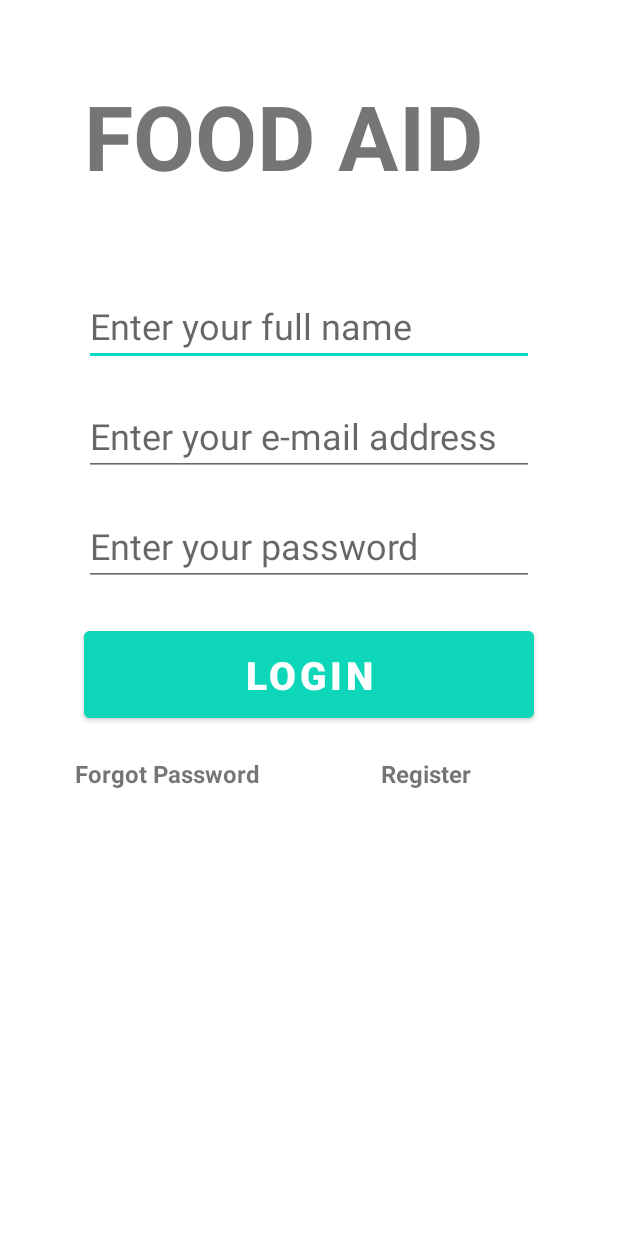
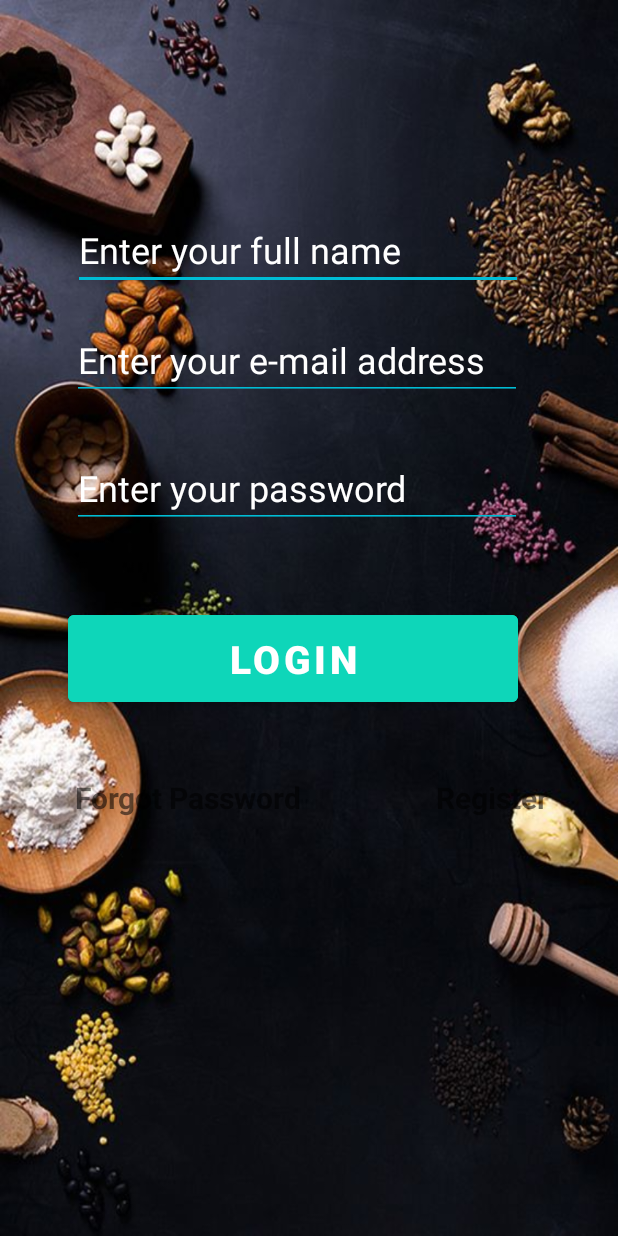
Before and after one commit to bridgethom-99/Food_Wastage_Management, an Android app: the screen it shows after launch (MainActivity), on a phone screen of 412 x 824 dp. Run offline under Robolectric (Android 15) with nearby library versions, the phone set to English and light mode, and no system bars; our stand-ins replace Firebase (no records; nobody signed in at launch, a user with empty details on screens opened directly).

Commit message:
main activity

```diff
--- a/app/src/main/res/layout/activity_main.xml
+++ b/app/src/main/res/layout/activity_main.xml
@@ -4,103 +4,140 @@
     xmlns:tools="http://schemas.android.com/tools"
     android:layout_width="match_parent"
     android:layout_height="match_parent"
+    android:background="@drawable/back3"
     tools:context=".MainActivity">
 
-    <TextView
-        android:id="@+id/banner"
+
+    <EditText
+        android:id="@+id/txt_fullName"
         android:layout_width="300dp"
         android:layout_height="wrap_content"
-        android:layout_marginTop="50dp"
-        android:text="@string/food_aid"
-        android:textAlignment="gravity"
-        android:textSize="60sp"
-        android:textStyle="bold"
+        android:ems="20"
+        android:hint="@string/enter_your_full_name"
+        android:inputType="text"
+        android:backgroundTint="@color/purple_500"
+        android:textColorHint="@color/white"
 
-
-
+        android:paddingTop="150dp"
+        android:textColor="#FFFFFF"
+        android:textSize="24sp"
+        app:layout_constraintHorizontal_bias="0.434"
         app:layout_constraintLeft_toLeftOf="parent"
         app:layout_constraintRight_toRightOf="parent"
-        app:layout_constraintTop_toTopOf="parent" />
+        tools:layout_editor_absoluteY="155dp">
+
+    </EditText>
 
     <EditText
-        android:id="@+id/fullName"
+        android:id="@+id/txt_email"
         android:layout_width="300dp"
         android:layout_height="wrap_content"
-        android:layout_marginTop="60dp"
-        android:ems="10"
-        android:hint="@string/enter_your_full_name"
+        android:backgroundTint="@color/purple_500"
 
-        android:inputType="text"
-        android:textSize="24sp"
-        app:layout_constraintLeft_toLeftOf="parent"
-        app:layout_constraintRight_toRightOf="parent"
-        app:layout_constraintTop_toBottomOf="@+id/banner" >
-
-    </EditText>
-    <EditText
-        android:id="@+id/email"
-        android:layout_width="300dp"
-        android:layout_height="wrap_content"
         android:layout_marginTop="20dp"
         android:ems="10"
         android:hint="@string/enter_your_email_address"
         android:inputType="textEmailAddress"
         android:textSize="24sp"
+       android:textColorHint="@color/white"
+        app:layout_constraintHorizontal_bias="0.431"
         app:layout_constraintLeft_toLeftOf="parent"
         app:layout_constraintRight_toRightOf="parent"
-        app:layout_constraintTop_toBottomOf="@+id/fullName">
+        app:layout_constraintTop_toBottomOf="@+id/txt_fullName">
 
     </EditText>
 
     <EditText
-        android:id="@+id/password"
+        android:id="@+id/txt_password"
         android:layout_width="300dp"
         android:layout_height="wrap_content"
-        android:layout_marginTop="20dp"
+        android:backgroundTint="@color/purple_500"
+        android:textColorHint="@color/white"
+
+        android:layout_marginTop="32dp"
         android:ems="10"
         android:hint="@string/enter_your_password"
 
         android:inputType="textPassword"
         android:textSize="24sp"
+        app:layout_constraintHorizontal_bias="0.431"
         app:layout_constraintLeft_toLeftOf="parent"
         app:layout_constraintRight_toRightOf="parent"
-        app:layout_constraintTop_toBottomOf="@+id/email"/>
+        app:layout_constraintTop_toBottomOf="@+id/txt_email"
+        app:passwordToggleEnabled="true" />
+
+    <RadioGroup
+        android:id="@+id/radioGroup"
+        android:visibility="gone"
+        app:layout_constraintTop_toBottomOf="@+id/txt_password"
+
+        android:layout_width="wrap_content"
+        android:layout_height="wrap_content">
+
+        <RadioButton
+            android:id="@+id/restaurant"
+            android:layout_width="wrap_content"
+            android:layout_height="wrap_content"
+            android:text="Restaurant Manager"
+            />
+
+
+        <RadioButton
+            android:id="@+id/event"
+            android:layout_width="wrap_content"
+            android:layout_height="wrap_content"
+            android:text="Event Organiser"
+            />
+        <RadioButton
+            android:id="@+id/children"
+            android:layout_width="wrap_content"
+            android:layout_height="wrap_content"
+            android:text="Children's Home manager"
+            />
+    </RadioGroup>
+
 
     <Button
         android:id="@+id/signIn"
         android:layout_width="300dp"
         android:layout_height="70dp"
-        android:layout_marginTop="24dp"
+
+        android:layout_marginTop="52dp"
         android:backgroundTint="#0ED6B9"
         android:text="@string/login"
         android:textColor="@color/white"
         android:textSize="26sp"
         android:textStyle="bold"
+        app:layout_constraintHorizontal_bias="0.407"
         app:layout_constraintLeft_toLeftOf="parent"
         app:layout_constraintRight_toRightOf="parent"
-        app:layout_constraintTop_toBottomOf="@+id/password"/>
+        app:layout_constraintTop_toBottomOf="@+id/txt_password" />
+
     <TextView
         android:id="@+id/forgotpassword"
         android:layout_width="wrap_content"
         android:layout_height="wrap_content"
+        android:layout_marginLeft="50dp"
+        android:layout_marginTop="44dp"
         android:text="@string/forgot_password"
-            android:textSize="16sp"
+        android:textColorHint="@color/white"
+        android:textSize="20sp"
         android:textStyle="bold"
-            app:layout_constraintTop_toBottomOf="@+id/signIn"
         app:layout_constraintLeft_toLeftOf="parent"
-            android:layout_marginTop="20dp"
-            android:layout_marginStart="50dp"/>
+        app:layout_constraintTop_toBottomOf="@+id/signIn" />
+
     <TextView
         android:id="@+id/register"
         android:layout_width="wrap_content"
         android:layout_height="wrap_content"
+        android:textColorHint="@color/white"
+        android:layout_marginLeft="90dp"
+        android:layout_marginTop="44dp"
         android:text="@string/register"
-        android:textSize="16sp"
+        android:textSize="20sp"
         android:textStyle="bold"
-        app:layout_constraintTop_toBottomOf="@+id/signIn"
         app:layout_constraintLeft_toRightOf="@+id/forgotpassword"
-        android:layout_marginTop="20dp"
-        android:layout_marginStart="80dp"/>
+        app:layout_constraintTop_toBottomOf="@+id/signIn" />
 
     <ProgressBar
         android:id="@+id/progressBar"
```
Lines whose indentation alone changed are shown as unchanged.
